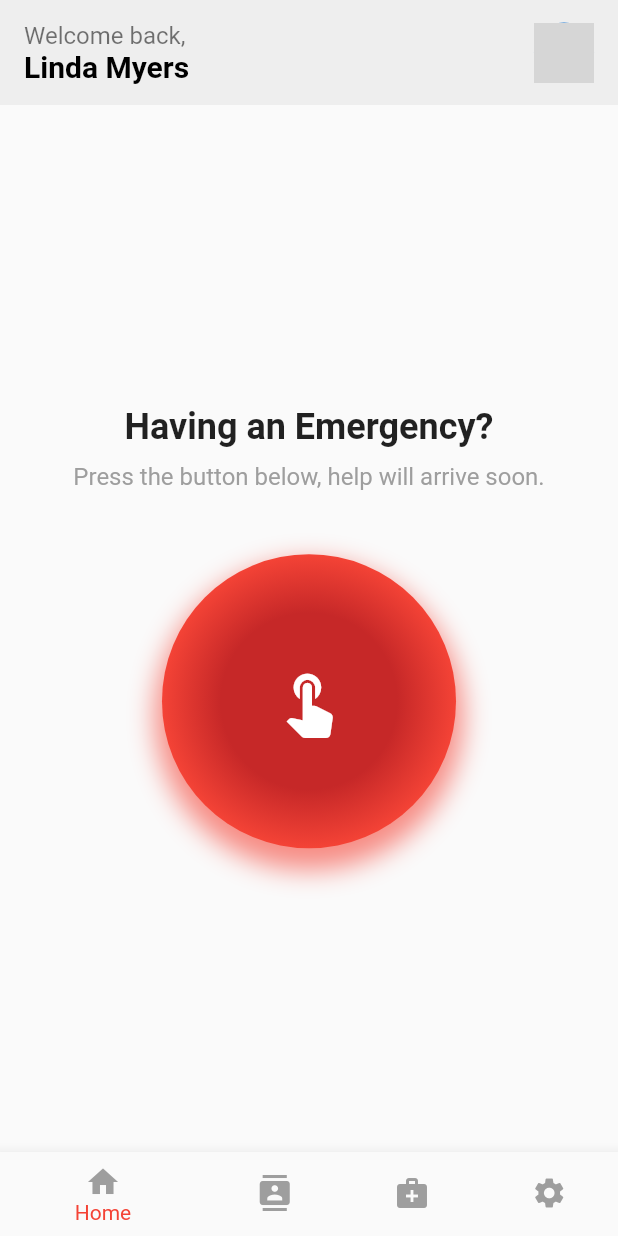
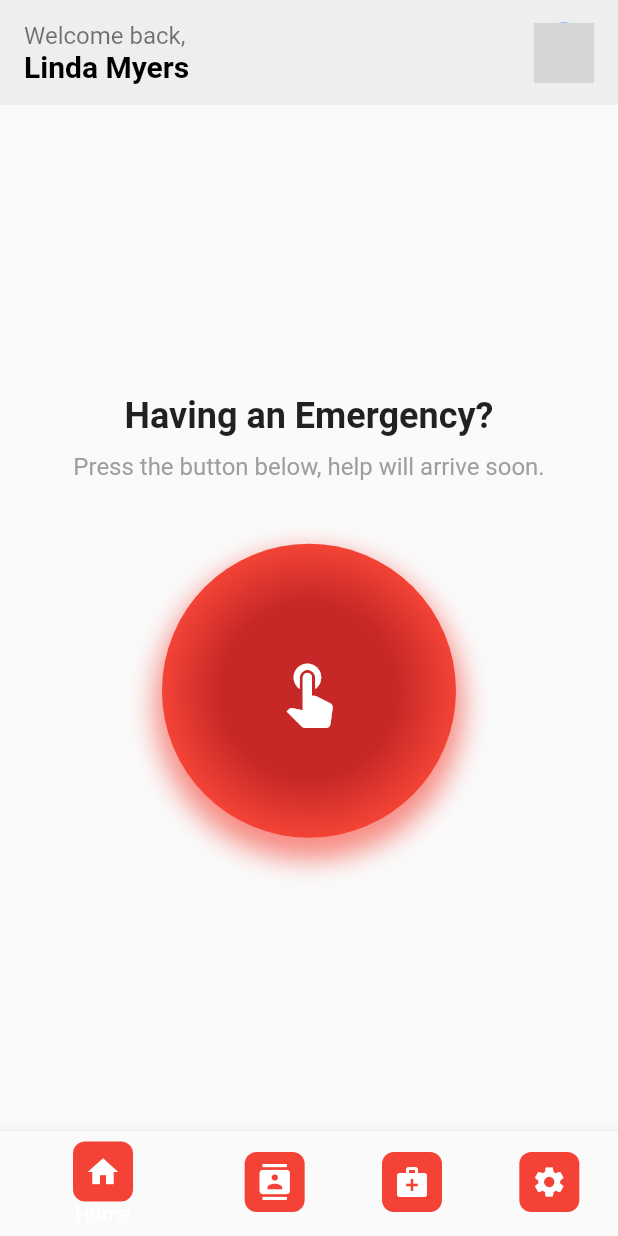
Before and after one commit to Mostafa-Mohamed4932/caremergencyswiftresponse, a Flutter app: the EmergencyHomeScreen screen opened directly, on a phone screen of 412 x 824 dp. Run offline on Flutter 3.47's test engine with Material 2 defaults, Android fonts, the phone set to English and light mode, and no system bars; our stand-ins replace cloud_firestore, firebase_core; accounts and stored records are empty; network calls fail; grey boxes are pictures that could not be loaded.

Commit message:
Bottom Bar widgets modification

```diff
--- a/lib/home_screen.dart
+++ b/lib/home_screen.dart
@@ -136,29 +136,43 @@ class _EmergencyHomeScreenState extends State<EmergencyHomeScreen> with SingleTi
         ),
       ),
       bottomNavigationBar: BottomNavigationBar(
-        items: const <BottomNavigationBarItem>[
+        items: <BottomNavigationBarItem>[
           BottomNavigationBarItem(
-            icon: Icon(Icons.home, color: Colors.grey), // Gray icon
+            icon: _buildNavBarIcon(Icons.home),
             label: 'Home',
           ),
           BottomNavigationBarItem(
-            icon: Icon(Icons.contacts, color: Colors.grey), // Gray icon
+            icon: _buildNavBarIcon(Icons.contacts),
             label: 'Contacts',
           ),
           BottomNavigationBarItem(
-            icon: Icon(Icons.medical_services, color: Colors.grey), // Gray icon
+            icon: _buildNavBarIcon(Icons.medical_services),
             label: 'Medical History',
           ),
           BottomNavigationBarItem(
-            icon: Icon(Icons.settings, color: Colors.grey), // Gray icon
+            icon: _buildNavBarIcon(Icons.settings),
             label: 'Settings',
           ),
         ],
         currentIndex: _selectedIndex,
-        selectedItemColor: Colors.red, // Red when selected
-        unselectedItemColor: Colors.grey, // Gray when unselected
+        selectedItemColor: Colors.white, // Icons and text in white when selected
+        unselectedItemColor: Colors.white, // Icons and text in white when unselected
         onTap: _onItemTapped,
+        backgroundColor: Colors.transparent, // Keep background transparent
       ),
     );
   }
+
+  // Function to create the icon with a red square background
+  Widget _buildNavBarIcon(IconData icon) {
+    return Container(
+      decoration: BoxDecoration(
+        color: Colors.red, // Red square background
+        shape: BoxShape.rectangle,
+        borderRadius: BorderRadius.circular(8), // Rounded corners
+      ),
+      padding: EdgeInsets.all(8), // Padding to give space inside the square
+      child: Icon(icon, color: Colors.white), // White icon
+    );
+  }
 }
```
